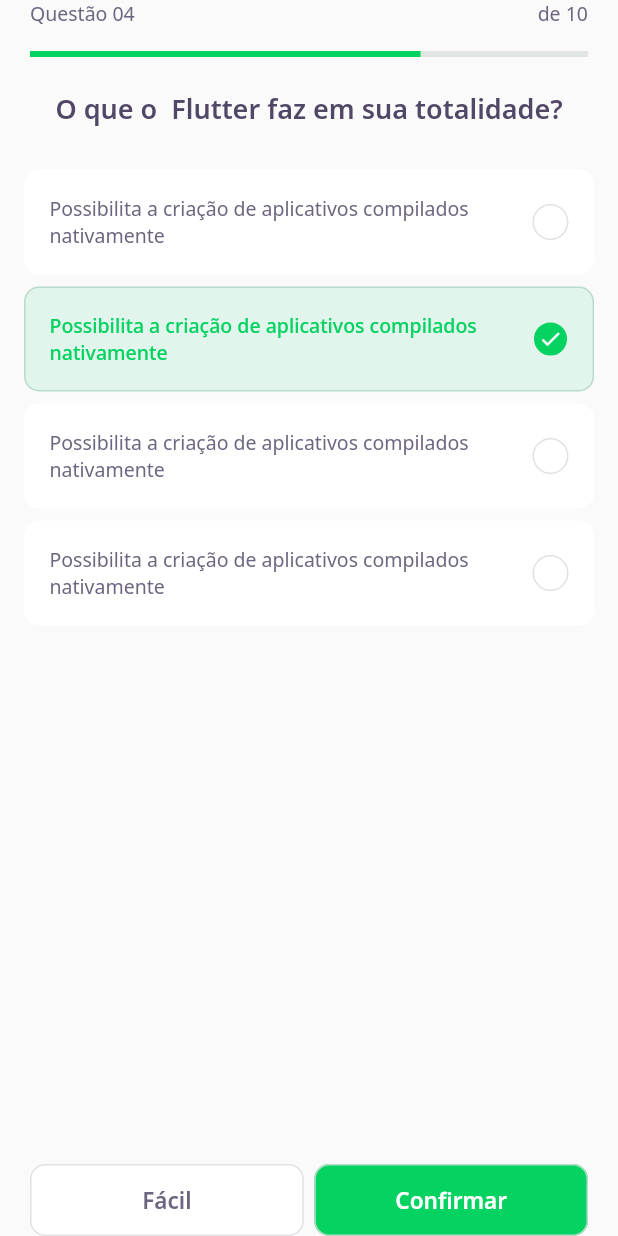
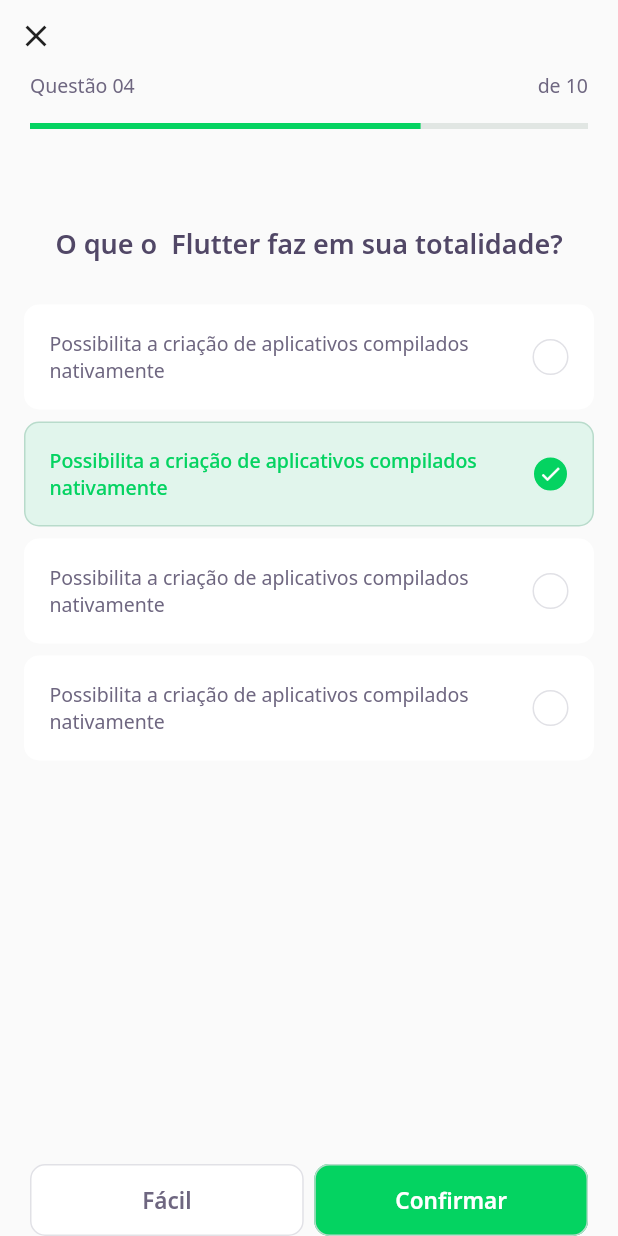
Before and after one commit to michelewtc/devquiz-flutter-nlw5, a Flutter app: the ChallengePage screen opened directly, on a phone screen of 412 x 824 dp. Run offline on Flutter 3.47's test engine with Material 2 defaults, Android fonts, the phone set to English and light mode, and no system bars; our stand-ins replace google_fonts; accounts and stored records are empty.

Commit message:
navigation between screens

```diff
--- a/lib/challenge/challenge_page.dart
+++ b/lib/challenge/challenge_page.dart
@@ -15,10 +15,20 @@ class _ChallengePageState extends State<ChallengePage> {
   Widget build(BuildContext context) {
     return Scaffold(
       appBar: PreferredSize(
-          preferredSize: Size.fromHeight(60),
+          preferredSize: Size.fromHeight(86),
           child: SafeArea(
             top: true,
-            child: QuestionIndicatorWidget(),
+            child: Column(
+              crossAxisAlignment: CrossAxisAlignment.start,
+              children: [
+                IconButton(
+                    icon: Icon(Icons.close),
+                    onPressed: () {
+                      Navigator.pop(context);
+                    }),
+                QuestionIndicatorWidget(),
+              ],
+            ),
           )),
       body: QuizWidget(
         title: "O que o  Flutter faz em sua totalidade?",
--- a/lib/challenge/widgets/quiz/quiz_widget.dart
+++ b/lib/challenge/widgets/quiz/quiz_widget.dart
@@ -11,6 +11,9 @@ class QuizWidget extends StatelessWidget {
     return Container(
       child: Column(
         children: [
+          SizedBox(
+            height: 64,
+          ),
           Text(
             title,
             style: AppTextStyles.heading,
--- a/lib/core/app_widget.dart
+++ b/lib/core/app_widget.dart
@@ -1,4 +1,5 @@
 import 'package:dev_quiz/challenge/challenge_page.dart';
+import 'package:dev_quiz/home/home_page.dart';
 import 'package:flutter/material.dart';
 
 class AppWidget extends StatelessWidget {
@@ -6,7 +7,7 @@ class AppWidget extends StatelessWidget {
   Widget build(BuildContext context) {
     return MaterialApp(
       title: "DevQuiz",
-      home: ChallengePage(),
+      home: HomePage(),
     );
   }
 }
```
Also changed, not shown: lib/home/home_page.dart (+12 -2 lines), lib/home/widgets/quiz_card/quiz_card_widget.dart (+6 -1 lines).
